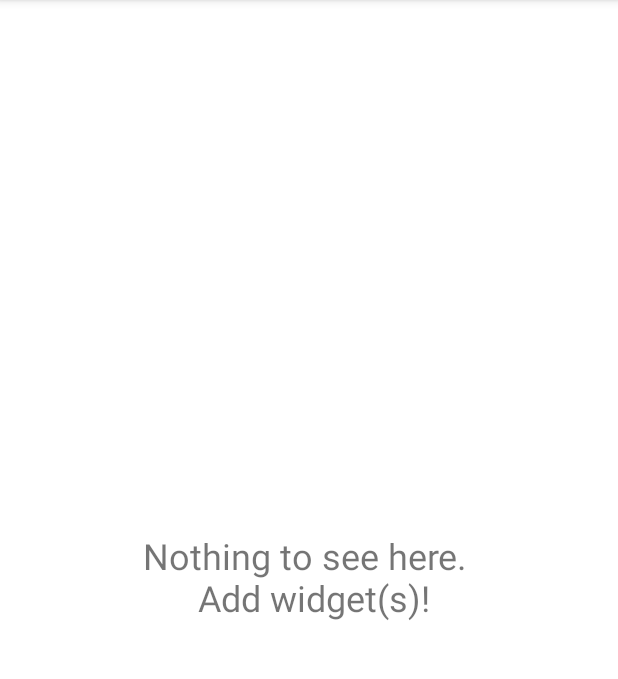
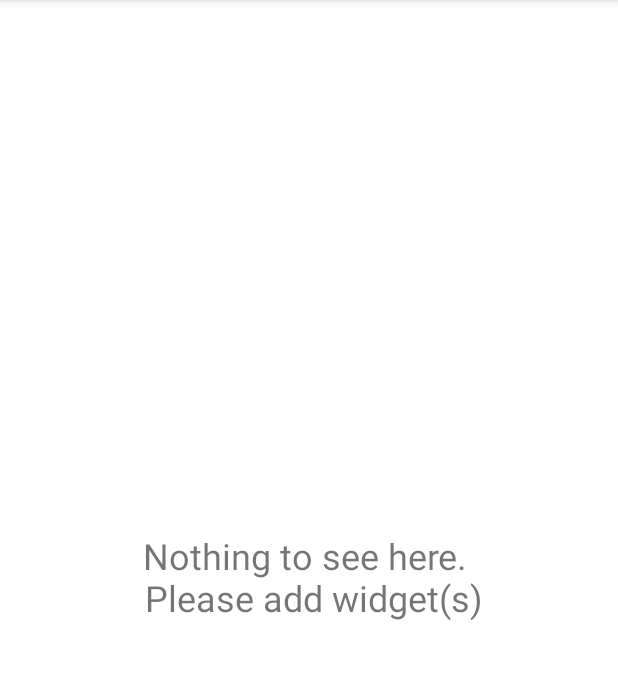
Before and after one commit to alexalbert/CounterWidget, an Android app: the screen it shows after launch (MainActivity), on a phone screen of 412 x 824 dp, the part 84-763 px from its top. Run offline under Robolectric (Android 15) with nearby library versions, the light colour scheme and no system bars.

Commit message:
Extract string

```diff
--- a/app/src/main/res/layout/activity_main.xml
+++ b/app/src/main/res/layout/activity_main.xml
@@ -9,7 +9,7 @@
     <TextView
         android:layout_width="wrap_content"
         android:layout_height="wrap_content"
-        android:text="Nothing to see here. \n Add widget(s)!"
+        android:text="@string/message"
         android:gravity="center"
         android:textSize="24sp"
         app:layout_constraintBottom_toBottomOf="parent"
--- a/app/src/main/res/values/strings.xml
+++ b/app/src/main/res/values/strings.xml
@@ -3,4 +3,5 @@
     <string name="appwidget_text">EXAMPLE</string>
     <string name="add_widget">Add widget</string>
     <string name="configure">Select background</string>
+    <string name="message">Nothing to see here. \n Please add widget(s)</string>
 </resources>
```
